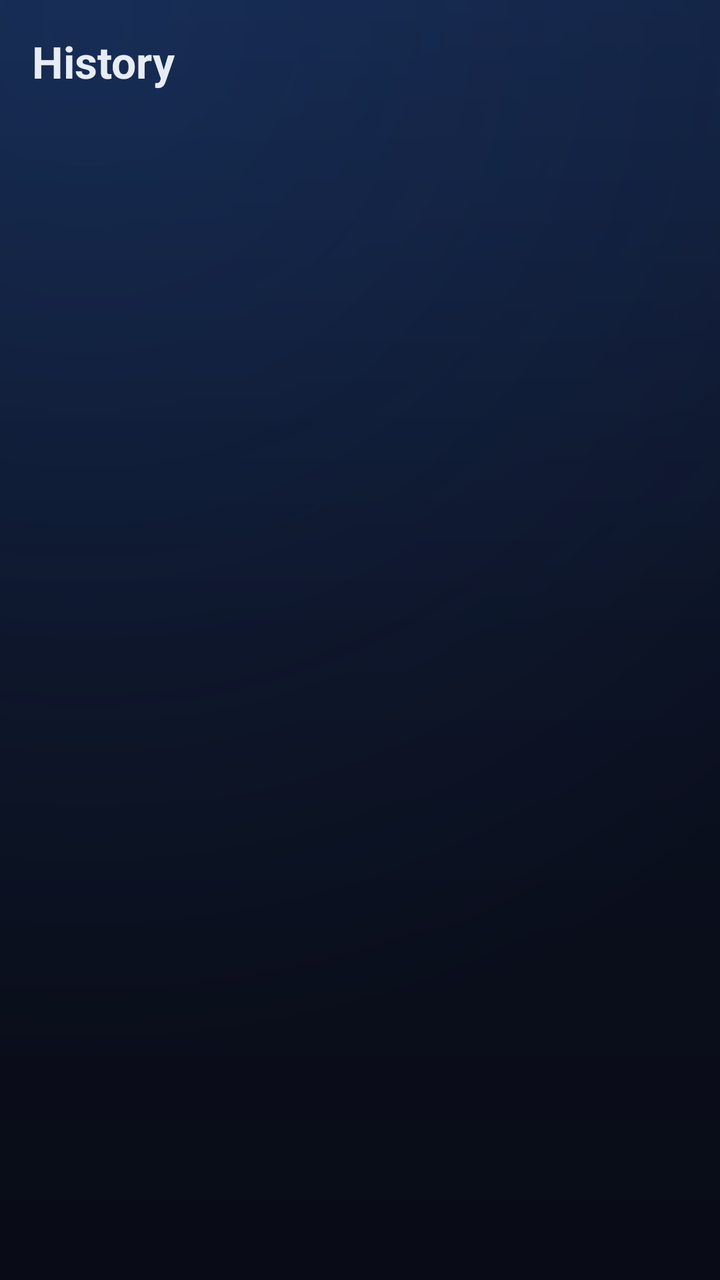
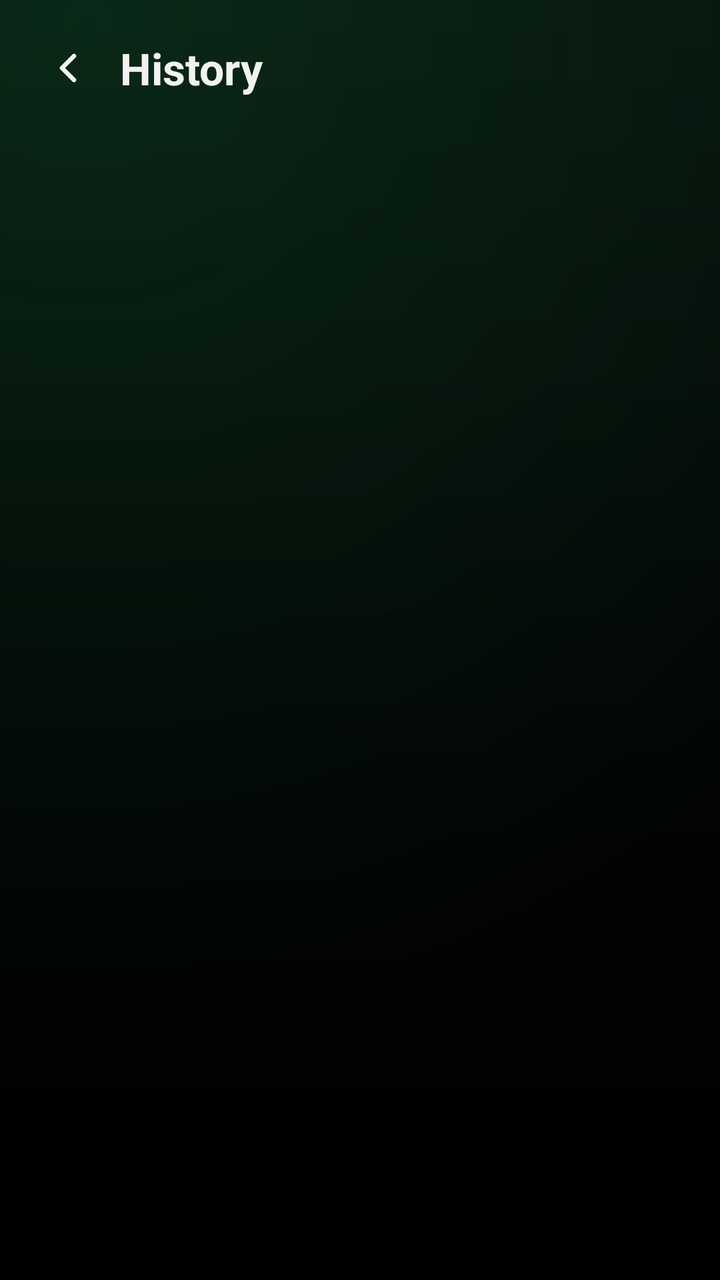

Compare the two renders of this Android layout. The source of the first and the diff that turns it into the second are given below.
<!-- AndroidManifest.xml: application theme Theme.CyberShield -->
<!-- res/layout/activity_history.xml -->
<?xml version="1.0" encoding="utf-8"?>
<LinearLayout xmlns:android="http://schemas.android.com/apk/res/android"
    android:layout_width="match_parent"
    android:layout_height="match_parent"
    android:orientation="vertical"
    android:padding="16dp">

    <TextView
        android:layout_width="wrap_content"
        android:layout_height="wrap_content"
        android:text="History"
        android:textColor="@color/text"
        android:textSize="22sp"
        android:textStyle="bold" />

    <TextView
        android:id="@+id/empty"
        android:layout_width="match_parent"
        android:layout_height="wrap_content"
        android:layout_marginTop="12dp"
        android:text="Nothing checked yet."
        android:textColor="@color/muted"
        android:visibility="gone" />

    <androidx.recyclerview.widget.RecyclerView
        android:id="@+id/list"
        android:layout_width="match_parent"
        android:layout_height="match_parent"
        android:layout_marginTop="12dp" />
</LinearLayout>
<!-- resources referenced by this layout -->
<resources>
  <color name="muted">#93A0BC</color>
  <color name="text">#E7ECF5</color>
  <style name="Theme.CyberShield" parent="Theme.Material3.DynamicColors.DayNight">
          <item name="colorPrimary">@color/sky</item>
          <item name="android:colorBackground">@color/ink</item>
          <item name="android:windowBackground">@drawable/bg_gradient</item>
          <item name="android:statusBarColor">@color/bg_b</item>
          <item name="android:navigationBarColor">@color/bg_c</item>
          <item name="android:windowLightStatusBar">false</item>
      </style>
  <color name="sky">#38BDF8</color>
  <color name="ink">#0B1020</color>
  <!-- drawable bg_gradient (drawable) -->
  <?xml version="1.0" encoding="utf-8"?>
  <layer-list xmlns:android="http://schemas.android.com/apk/res/android">
      <item>
          <shape android:shape="rectangle">
              <gradient
                  android:type="linear"
                  android:angle="120"
                  android:startColor="@color/bg_a"
                  android:centerColor="@color/bg_b"
                  android:endColor="@color/bg_c" />
          </shape>
      </item>
      <item>
          <shape android:shape="rectangle">
              <gradient
                  android:type="radial"
                  android:gradientRadius="520dp"
                  android:centerX="0.12" android:centerY="0.02"
                  android:startColor="#2A2E6FCF"
                  android:endColor="#00000000" />
          </shape>
      </item>
  </layer-list>
  <color name="bg_b">#0B1020</color>
  <color name="bg_c">#090C16</color>
  <color name="bg_a">#12203E</color>
</resources>

<!-- the commit's change to res/layout/activity_history.xml (unified diff, before → after) -->
@@ -5,13 +5,33 @@
     android:orientation="vertical"
     android:padding="16dp">
 
-    <TextView
-        android:layout_width="wrap_content"
+    <LinearLayout
+        android:layout_width="match_parent"
         android:layout_height="wrap_content"
-        android:text="History"
-        android:textColor="@color/text"
-        android:textSize="22sp"
-        android:textStyle="bold" />
+        android:orientation="horizontal"
+        android:gravity="center_vertical">
+
+        <ImageView
+            android:id="@+id/btnBack"
+            android:layout_width="36dp"
+            android:layout_height="36dp"
+            android:padding="6dp"
+            android:src="@drawable/ic_back"
+            android:tint="@color/text"
+            android:background="?attr/selectableItemBackgroundBorderless"
+            android:clickable="true"
+            android:focusable="true"
+            android:contentDescription="Back"
+            android:layout_marginEnd="8dp" />
+
+        <TextView
+            android:layout_width="wrap_content"
+            android:layout_height="wrap_content"
+            android:text="History"
+            android:textColor="@color/text"
+            android:textSize="22sp"
+            android:textStyle="bold" />
+    </LinearLayout>
 
     <TextView
         android:id="@+id/empty"
<!-- resource entries referenced after the edit -->
@@ -1,17 +1,34 @@
 <!-- resources referenced by this layout -->
 <resources>
-  <color name="muted">#93A0BC</color>
-  <color name="text">#E7ECF5</color>
-  <style name="Theme.CyberShield" parent="Theme.Material3.DynamicColors.DayNight">
+  <color name="muted">#9F9F9F</color>
+  <color name="text">#F2F2F2</color>
+  <!-- drawable ic_back (drawable) -->
+  <vector xmlns:android="http://schemas.android.com/apk/res/android"
+      android:width="24dp"
+      android:height="24dp"
+      android:viewportWidth="24"
+      android:viewportHeight="24">
+      <path
+          android:strokeColor="#FFFFFFFF"
+          android:strokeWidth="2.2"
+          android:strokeLineCap="round"
+          android:strokeLineJoin="round"
+          android:fillColor="#00000000"
+          android:pathData="M15,18l-6,-6 6,-6" />
+  </vector>
+  <style name="Theme.CyberShield" parent="Theme.Material3.DynamicColors.DayNight.NoActionBar">
           <item name="colorPrimary">@color/sky</item>
           <item name="android:colorBackground">@color/ink</item>
           <item name="android:windowBackground">@drawable/bg_gradient</item>
           <item name="android:statusBarColor">@color/bg_b</item>
           <item name="android:navigationBarColor">@color/bg_c</item>
           <item name="android:windowLightStatusBar">false</item>
+          <item name="windowActionBar">false</item>
+          <item name="windowNoTitle">true</item>
+          <item name="android:windowAnimationStyle">@style/SecureMeWindowAnim</item>
       </style>
-  <color name="sky">#38BDF8</color>
-  <color name="ink">#0B1020</color>
+  <color name="sky">#1BD671</color>
+  <color name="ink">#050505</color>
   <!-- drawable bg_gradient (drawable) -->
   <?xml version="1.0" encoding="utf-8"?>
   <layer-list xmlns:android="http://schemas.android.com/apk/res/android">
@@ -31,13 +48,19 @@
                   android:type="radial"
                   android:gradientRadius="520dp"
                   android:centerX="0.12" android:centerY="0.02"
-                  android:startColor="#2A2E6FCF"
+                  android:startColor="#1F1BD671"
                   android:endColor="#00000000" />
           </shape>
       </item>
   </layer-list>
-  <color name="bg_b">#0B1020</color>
-  <color name="bg_c">#090C16</color>
-  <color name="bg_a">#12203E</color>
+  <color name="bg_b">#030504</color>
+  <color name="bg_c">#000000</color>
+  <style name="SecureMeWindowAnim" parent="@android:style/Animation.Activity">
+          <item name="android:activityOpenEnterAnimation">@anim/screen_open_enter</item>
+          <item name="android:activityOpenExitAnimation">@anim/screen_open_exit</item>
+          <item name="android:activityCloseEnterAnimation">@anim/screen_close_enter</item>
+          <item name="android:activityCloseExitAnimation">@anim/screen_close_exit</item>
+      </style>
+  <color name="bg_a">#07100B</color>
 </resources>
 
